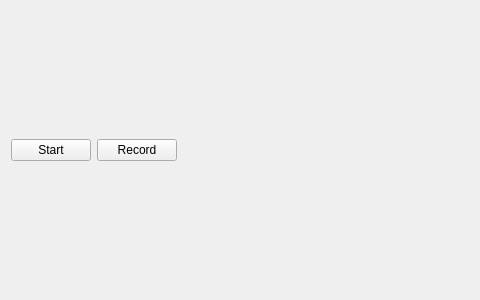
Qt form steno/src/view/gui/top_bar.ui (introlab/rendezvous) before a commit; both pictures show x 0 to 480 and y 0 to 300 of the 860 by 300 pixel window.
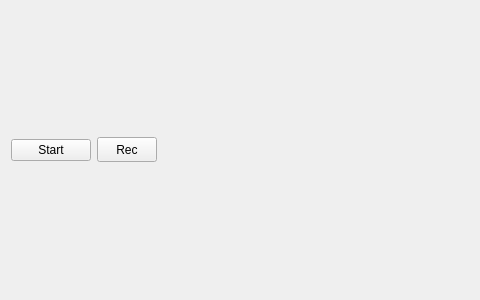
The same form after that commit. Icons and pictures are not drawn.

Commit message: New record button

```diff
--- a/steno/src/view/gui/top_bar.ui
+++ b/steno/src/view/gui/top_bar.ui
@@ -36,13 +36,44 @@
    <item>
     <widget class="QPushButton" name="recordButton">
      <property name="sizePolicy">
-      <sizepolicy hsizetype="Maximum" vsizetype="Fixed">
+      <sizepolicy hsizetype="Minimum" vsizetype="Fixed">
        <horstretch>0</horstretch>
        <verstretch>0</verstretch>
       </sizepolicy>
      </property>
+     <property name="maximumSize">
+      <size>
+       <width>60</width>
+       <height>25</height>
+      </size>
+     </property>
+     <property name="layoutDirection">
+      <enum>Qt::LeftToRight</enum>
+     </property>
+     <property name="autoFillBackground">
+      <bool>false</bool>
+     </property>
+     <property name="styleSheet">
+      <string notr="true"/>
+     </property>
      <property name="text">
-      <string>Record</string>
+      <string>Rec</string>
+     </property>
+     <property name="icon">
+      <iconset>
+       <normalon>:/icons/start_record.svg</normalon>
+       <selectedoff>:/icons/stop_record.svg</selectedoff>
+       <selectedon>:/icons/stop_record.svg</selectedon>
+      </iconset>
+     </property>
+     <property name="iconSize">
+      <size>
+       <width>18</width>
+       <height>18</height>
+      </size>
+     </property>
+     <property name="checkable">
+      <bool>false</bool>
      </property>
     </widget>
    </item>
```
The commit also changes 2 other files.
